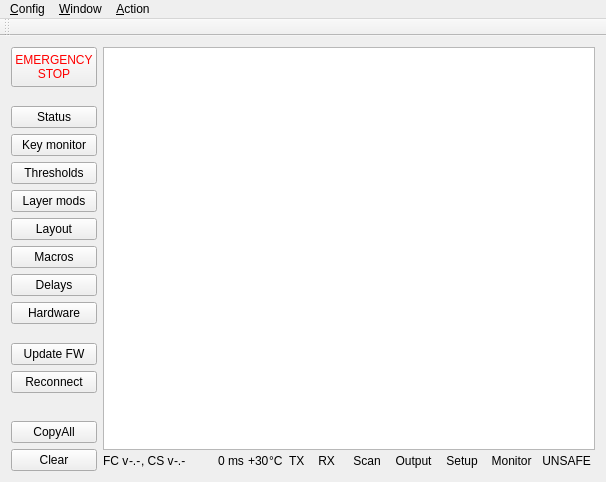
dmaone/CommonSense, file FlightController/FlightController.ui: the form before one commit.
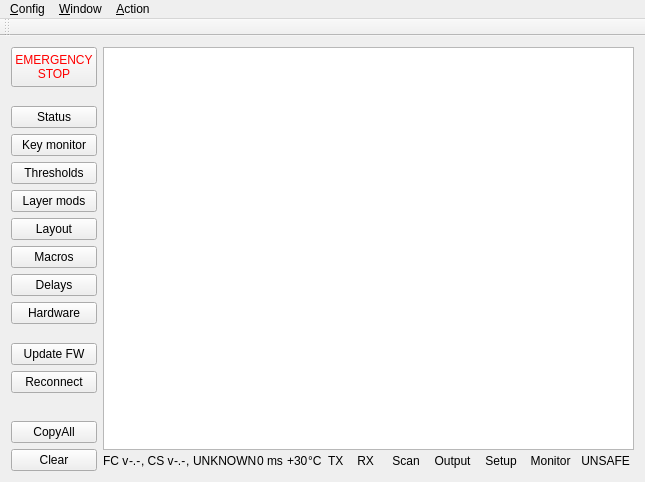
The form after the commit. Custom widgets are drawn as their Qt base class.

Commit message: Switch type in status bar, more convenient threshold adjustments

Patch:
```diff
--- a/FlightController/FlightController.ui
+++ b/FlightController/FlightController.ui
@@ -353,6 +353,20 @@
         </property>
        </widget>
       </item>
+      <item row="1" column="4">
+       <widget class="QLabel" name="label">
+        <property name="text">
+         <string>, </string>
+        </property>
+       </widget>
+      </item>
+      <item row="1" column="5">
+       <widget class="QLabel" name="typeLabel">
+        <property name="text">
+         <string>UNKNOWN</string>
+        </property>
+       </widget>
+      </item>
      </layout>
     </item>
    </layout>
```
The commit also changes 12 other files.
